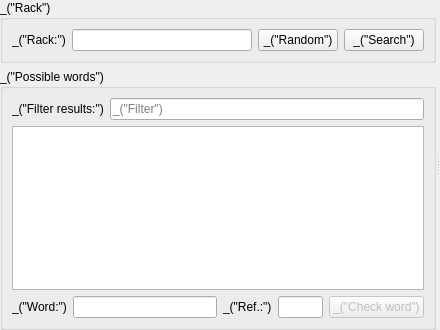
This is qt/ui/arbitration_widget.ui in cjlano/eliot as Qt 5 draws it before an edit. The edited form follows.
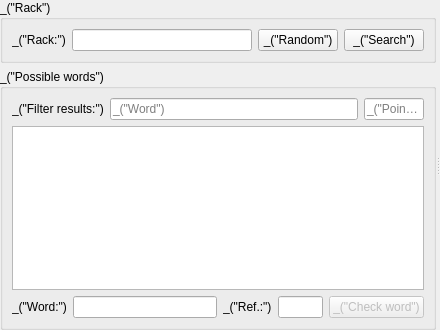
This is the edited form.

Commit message: Arbitration: new search filter, filtering points

Patch:
```diff
--- a/qt/ui/arbitration_widget.ui
+++ b/qt/ui/arbitration_widget.ui
@@ -79,7 +79,29 @@
             <item>
              <widget class="QLineEdit" name="lineEditFilter">
               <property name="placeholderText">
-               <string>_(&quot;Filter&quot;)</string>
+               <string>_(&quot;Word&quot;)</string>
+              </property>
+             </widget>
+            </item>
+            <item>
+             <widget class="QLineEdit" name="lineEditFilterPoints">
+              <property name="sizePolicy">
+               <sizepolicy hsizetype="Fixed" vsizetype="Fixed">
+                <horstretch>0</horstretch>
+                <verstretch>0</verstretch>
+               </sizepolicy>
+              </property>
+              <property name="maximumSize">
+               <size>
+                <width>60</width>
+                <height>16777215</height>
+               </size>
+              </property>
+              <property name="text">
+               <string/>
+              </property>
+              <property name="placeholderText">
+               <string>_(&quot;Points&quot;)</string>
               </property>
              </widget>
             </item>
```
Left out of the diff: 2 changed lines with no effect on the pictures. The commit also changes 2 other files.
